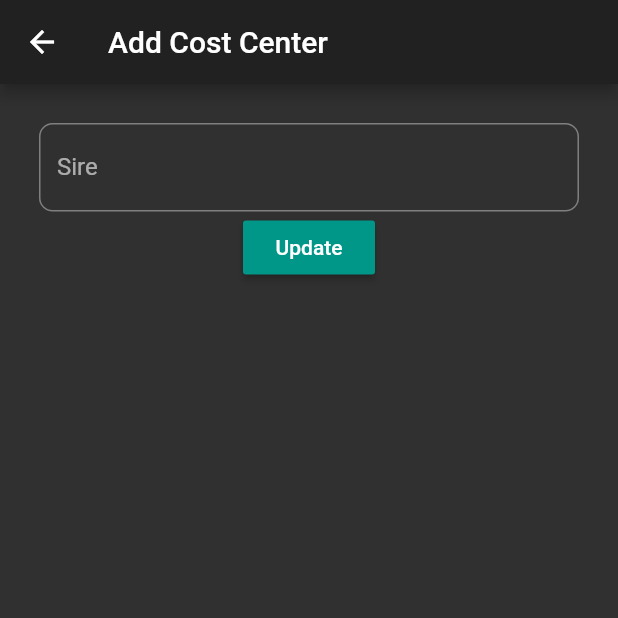
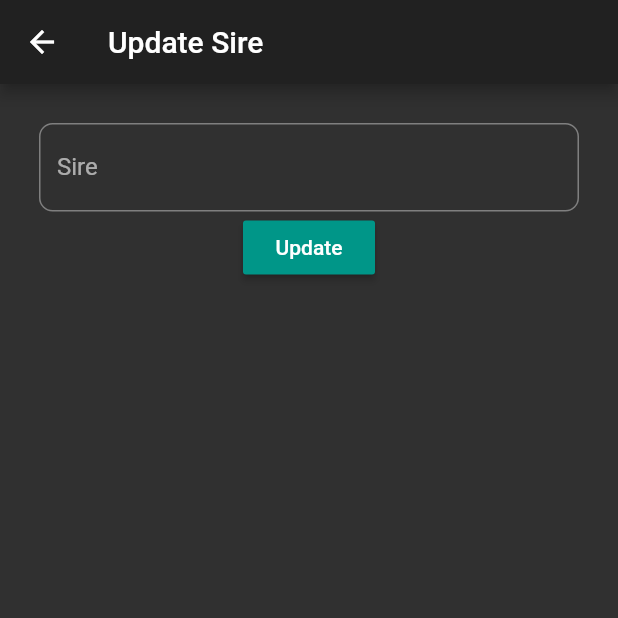
Before and after one commit to usmanali353/Horse-Management, a Flutter app: the update_sire screen opened directly with empty values, on a phone screen of 412 x 824 dp, the top half of it. Run offline on Flutter 3.47's test engine with Material 2 defaults, Android fonts, the phone set to English and light mode, and no system bars; drawn by our look-alikes of flutter_form_builder; our stand-ins replace charts_flutter, circular_profile_avatar, data_connection_checker, flutter_datetime_picker, flutter_slidable, font_awesome_flutter and 9 more; missing offline and left inert: dart:ffi, day_night_switch, multiselect_formfield; accounts and stored records are empty; network calls fail.

Commit message:
Added Details

```diff
--- a/lib/HMS/Configuration/Sire/update_sire.dart
+++ b/lib/HMS/Configuration/Sire/update_sire.dart
@@ -68,7 +68,7 @@ class _update_sire extends State<update_sire>{
   Widget build(BuildContext context) {
     // TODO: implement build
     return Scaffold(
-        appBar: AppBar(title: Text("Add Cost Center"),),
+        appBar: AppBar(title: Text("Update Sire"),),
         body:  Padding(
           padding: EdgeInsets.all(10),
           child: SingleChildScrollView(
@@ -104,7 +104,7 @@ class _update_sire extends State<update_sire>{
                               if(result){
                                 ProgressDialog pd= ProgressDialog(context,isDismissible: true,type: ProgressDialogType.Normal);
                                 pd.show();
-                                SireServices.addSire(token,specificSire['horseId'],sire.text,specificSire['createdBy']).then((respons){
+                                SireServices.addSire(token,specificSire['sireId'],sire.text,specificSire['createdBy']).then((respons){
                                   pd.dismiss();
                                   setState(() {
                                     var parsedjson  = jsonDecode(respons);
--- a/lib/Model/categories.dart
+++ b/lib/Model/categories.dart
@@ -29,7 +29,7 @@ List categories = [
     "name": "HorseGroup",
     "color1": Color.fromARGB(100, 0, 0, 0),
     "color2": Color.fromARGB(100, 0, 0, 0),
-    "img": "assets/groups.jpg"
+    "img": "assets/horsegroup2.jpg"
   },
   {
     "name": "Operation Notes",
--- a/pubspec.yaml
+++ b/pubspec.yaml
@@ -71,6 +71,7 @@ flutter:
   # To add assets to your application, add an assets section, like this:
   assets:
     - assets/dashbaord.jpg
+    - assets/horsegroup2.jpg
     - assets/ss.png
     - assets/ss2.png
     - assets/ss3.png
```
Also changed, not shown: lib/HMS/Configuration/Currencies/currency_list.dart (+10 -10 lines), assets/horsegroup2.jpg (added), pubspec.lock.
